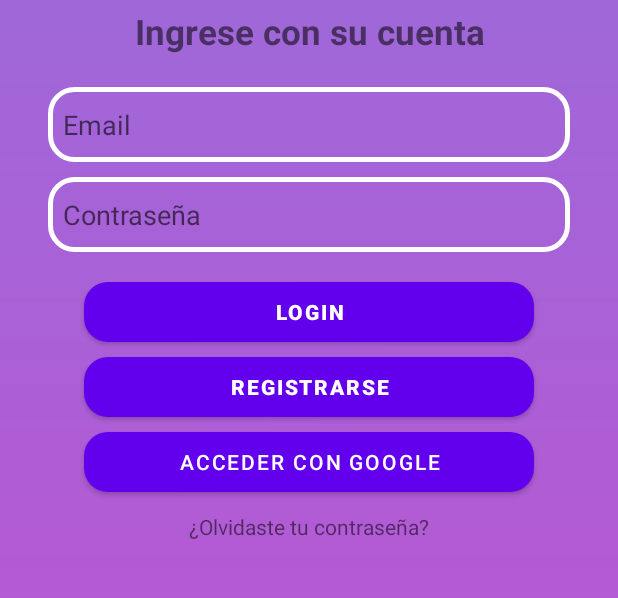
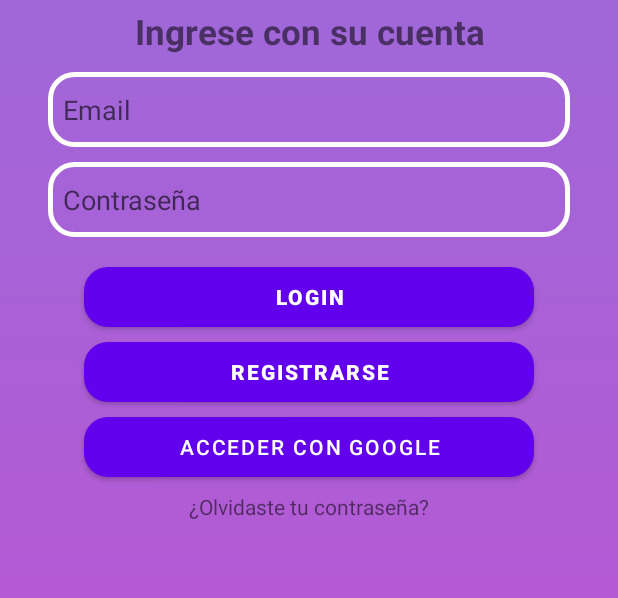
Before and after one commit to thetomcatmind/SoundLauncher, an Android app: the screen it shows after launch (MainActivity), on a phone screen of 412 x 824 dp, the part 447-1045 px from its top. Run offline under Robolectric (Android 15) with nearby library versions, the phone set to English and light mode, and no system bars; our stand-ins replace Firebase (no records; nobody signed in at launch, a user with empty details on screens opened directly).

Commit message:
Inicio nuevo

```diff
--- a/app/src/main/res/layout/activity_main.xml
+++ b/app/src/main/res/layout/activity_main.xml
@@ -36,7 +36,7 @@
         android:layout_width="match_parent"
         android:layout_height="50dp"
         android:layout_marginStart="32dp"
-        android:layout_marginTop="300dp"
+        android:layout_marginTop="290dp"
         android:layout_marginEnd="32dp"
         android:hint="@string/email"
         android:inputType="text"
@@ -46,7 +46,8 @@
         android:singleLine="true"
         app:layout_constraintEnd_toEndOf="parent"
         app:layout_constraintStart_toStartOf="parent"
-        app:layout_constraintTop_toTopOf="parent" />
+        app:layout_constraintTop_toTopOf="parent"
+        app:layout_constraintTop_toBottomOf="@id/infoText"/>
 
     <EditText
         android:id="@+id/passwordEditText"
@@ -113,7 +114,7 @@
         android:id="@+id/forgotPasswordTextView"
         android:layout_width="wrap_content"
         android:layout_height="wrap_content"
-        android:layout_marginTop="13dp"
+        android:layout_marginTop="10dp"
         android:text="¿Olvidaste tu contraseña?"
         app:layout_constraintEnd_toEndOf="parent"
         app:layout_constraintStart_toStartOf="parent"
```
